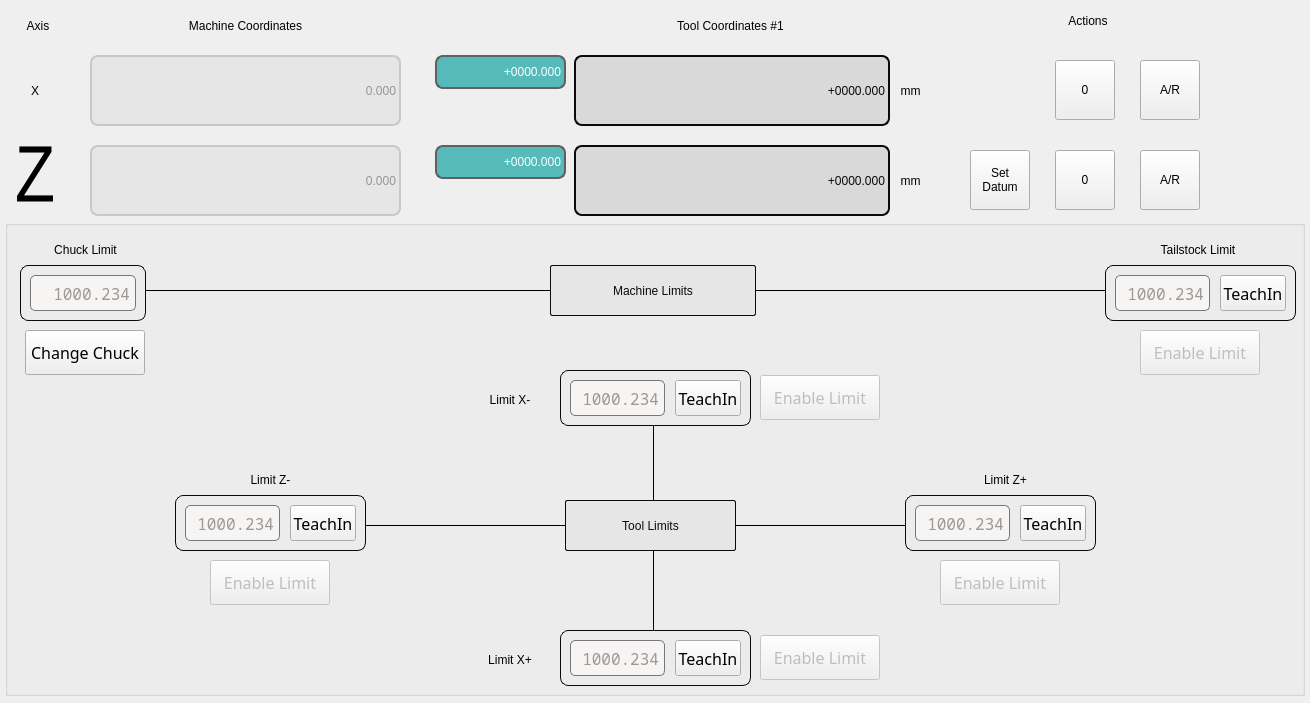
Before: the Qt Designer form src/teachinlathe/widgets/teachin_lathe_dro.ui in 85vmh/teachinlathe, drawn with Qt 5.
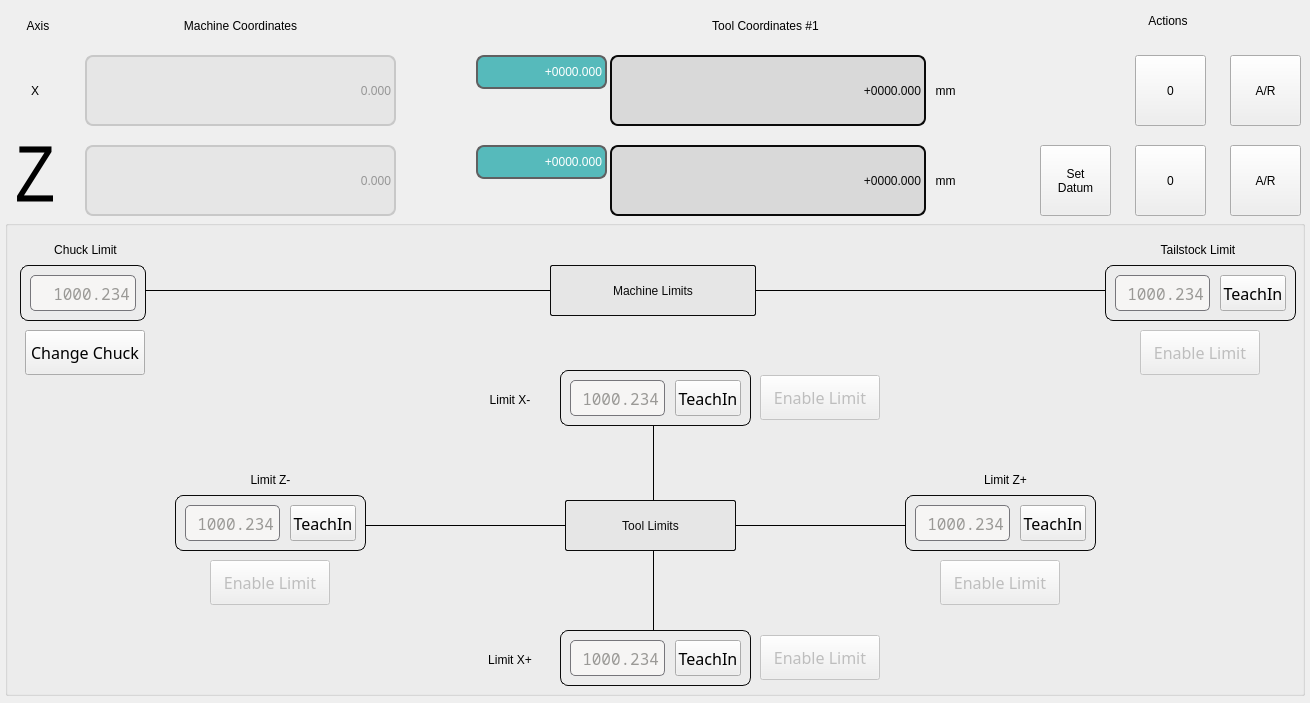
After: the same form once the commit is applied. Custom widgets are drawn as their Qt base class.

Commit message: Updated the view for the limits UI #19

The edit to the form file:
```diff
--- a/src/teachinlathe/widgets/teachin_lathe_dro.ui
+++ b/src/teachinlathe/widgets/teachin_lathe_dro.ui
@@ -81,7 +81,7 @@
   <widget class="QLabel" name="xSecondaryDro">
    <property name="geometry">
     <rect>
-     <x>435</x>
+     <x>476</x>
      <y>55</y>
      <width>131</width>
      <height>34</height>
@@ -123,7 +123,7 @@
   <widget class="QLabel" name="zSecondaryDro">
    <property name="geometry">
     <rect>
-     <x>435</x>
+     <x>476</x>
      <y>145</y>
      <width>131</width>
      <height>34</height>
@@ -165,7 +165,7 @@
   <widget class="QLabel" name="xPrimaryDro">
    <property name="geometry">
     <rect>
-     <x>574</x>
+     <x>610</x>
      <y>55</y>
      <width>316</width>
      <height>71</height>
@@ -207,7 +207,7 @@
   <widget class="QLabel" name="zPrimaryDro">
    <property name="geometry">
     <rect>
-     <x>574</x>
+     <x>610</x>
      <y>145</y>
      <width>316</width>
      <height>71</height>
@@ -252,10 +252,10 @@
   <widget class="QPushButton" name="zAbsRel">
    <property name="geometry">
     <rect>
-     <x>1140</x>
-     <y>150</y>
-     <width>60</width>
-     <height>60</height>
+     <x>1230</x>
+     <y>145</y>
+     <width>71</width>
+     <height>71</height>
     </rect>
    </property>
    <property name="sizePolicy">
@@ -284,10 +284,10 @@
   <widget class="QPushButton" name="xZero">
    <property name="geometry">
     <rect>
-     <x>1055</x>
-     <y>60</y>
-     <width>60</width>
-     <height>60</height>
+     <x>1135</x>
+     <y>55</y>
+     <width>71</width>
+     <height>71</height>
     </rect>
    </property>
    <property name="sizePolicy">
@@ -319,10 +319,10 @@
   <widget class="QPushButton" name="xAbsRel">
    <property name="geometry">
     <rect>
-     <x>1140</x>
-     <y>60</y>
-     <width>60</width>
-     <height>60</height>
+     <x>1230</x>
+     <y>55</y>
+     <width>71</width>
+     <height>71</height>
     </rect>
    </property>
    <property name="sizePolicy">
@@ -351,10 +351,10 @@
   <widget class="QPushButton" name="zZero">
    <property name="geometry">
     <rect>
-     <x>1055</x>
-     <y>150</y>
-     <width>60</width>
-     <height>60</height>
+     <x>1135</x>
+     <y>145</y>
+     <width>71</width>
+     <height>71</height>
     </rect>
    </property>
    <property name="sizePolicy">
@@ -383,7 +383,7 @@
   <widget class="QLabel" name="zUnit">
    <property name="geometry">
     <rect>
-     <x>895</x>
+     <x>930</x>
      <y>170</y>
      <width>31</width>
      <height>21</height>
@@ -417,7 +417,7 @@
   <widget class="QLabel" name="xUnit">
    <property name="geometry">
     <rect>
-     <x>895</x>
+     <x>930</x>
      <y>80</y>
      <width>31</width>
      <height>21</height>
@@ -451,10 +451,10 @@
   <widget class="MDIButton" name="mdibutton">
    <property name="geometry">
     <rect>
-     <x>970</x>
-     <y>150</y>
-     <width>60</width>
-     <height>60</height>
+     <x>1040</x>
+     <y>145</y>
+     <width>71</width>
+     <height>71</height>
     </rect>
    </property>
    <property name="styleSheet">
@@ -1457,7 +1457,7 @@
   <widget class="DROLabel" name="drolabel">
    <property name="geometry">
     <rect>
-     <x>90</x>
+     <x>85</x>
      <y>55</y>
      <width>311</width>
      <height>71</height>
@@ -1502,7 +1502,7 @@
   <widget class="DROLabel" name="drolabel_2">
    <property name="geometry">
     <rect>
-     <x>90</x>
+     <x>85</x>
      <y>145</y>
      <width>311</width>
      <height>71</height>
@@ -1547,7 +1547,7 @@
   <widget class="QLabel" name="label_4">
    <property name="geometry">
     <rect>
-     <x>90</x>
+     <x>85</x>
      <y>10</y>
      <width>311</width>
      <height>31</height>
@@ -1566,7 +1566,7 @@
   <widget class="QLabel" name="label_8">
    <property name="geometry">
     <rect>
-     <x>575</x>
+     <x>610</x>
      <y>10</y>
      <width>311</width>
      <height>31</height>
@@ -1604,7 +1604,7 @@
   <widget class="QLabel" name="label_10">
    <property name="geometry">
     <rect>
-     <x>965</x>
+     <x>1045</x>
      <y>5</y>
      <width>246</width>
      <height>31</height>
```
The commit also changes 1 other file.
